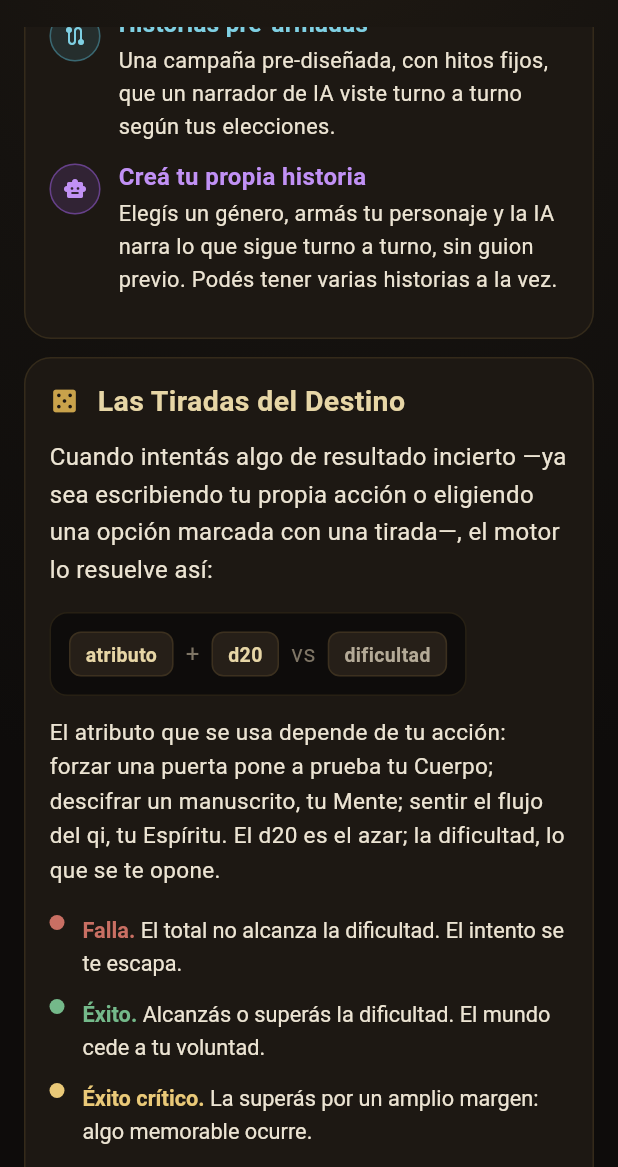
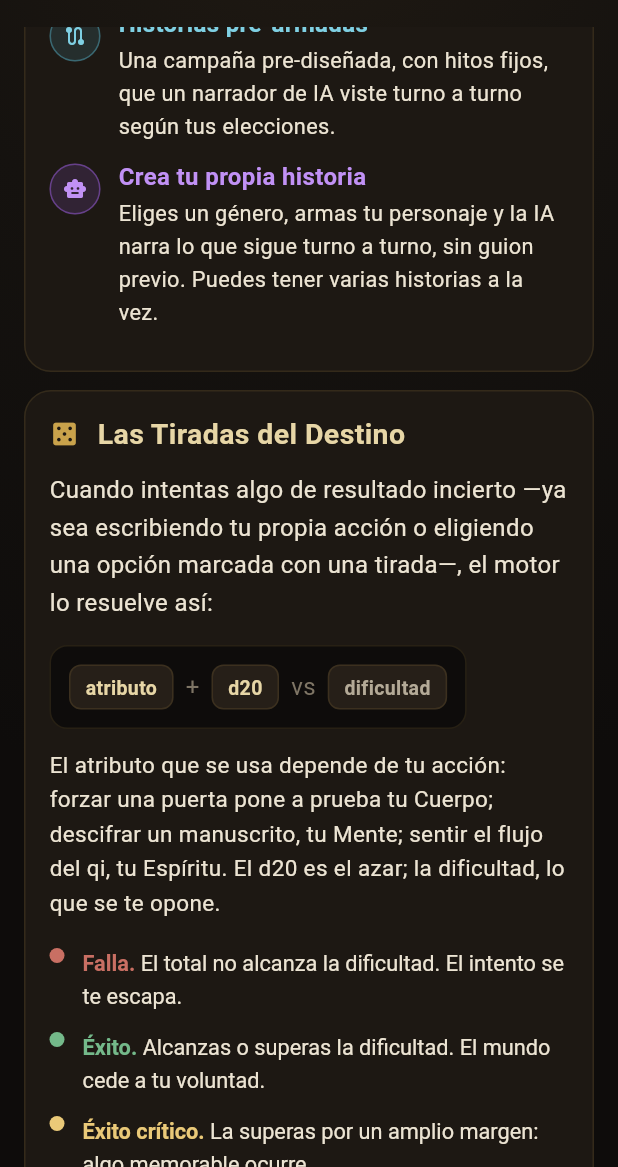
Before and after one commit to Tuquina/aetherbook-rpg, a Flutter app: the CodexScreen screen opened directly, scrolled down 576 dp, on a phone screen of 412 x 824 dp, the part 69-1236 px from its top. Run offline on Flutter 3.47's test engine with Material 3 defaults, Android fonts, the phone set to English and light mode, and no system bars; our stand-ins replace supabase_flutter; accounts and stored records are empty; network calls fail; Roboto replaces fonts that are missing (Georgia).

Commit message:
Elimina voseo residual del copy fijo de la UI
La conversión a tuteo de esta sesión había cubierto el prompt del
narrador y el contenido de las 7 historias/mundos, pero nunca los
strings literales de lib/app/*.dart — splash, menú de historias,
chargen, inventario, codex, cuenta y diálogos de confirmación seguían
en voseo rioplatense ("Elegí", "Creá", "vos elegís", "¿Confirmás?",
"tenés", etc.), visible desde la primera pantalla de la app.

Convierte cada string a tuteo per NARRATIVE_VOICE.md, incluidos los
comentarios de código que citan el nombre del módulo "creá tu propia
historia" (ahora "crea tu propia historia") y un fixture de prueba en
español (fake_narrator_adapter.dart). Actualiza los widget tests que
verificaban el texto exacto anterior para que no queden desincronizados
del string real.

```diff
--- a/lib/app/chargen_screen.dart
+++ b/lib/app/chargen_screen.dart
@@ -34,7 +34,7 @@ class ChargenScreen extends StatefulWidget {
   final bool forceNew;
 
   /// Passed through to `GameController.start` — true when this chargen was
-  /// reached by picking a genre on `CreateStoryScreen` ("creá tu propia
+  /// reached by picking a genre on `CreateStoryScreen` ("crea tu propia
   /// historia"): that flow always creates one more story rather than
   /// resuming or abandoning an existing one, since a player can have several
   /// active sessions for the same freeform world at once (CLAUDE.md Fase 2).
@@ -148,7 +148,7 @@ class _ChargenScreenState extends State<ChargenScreen> {
                     color: AetherColors.hairlineStrong,
                   ),
                   const SizedBox(height: AetherSpace.md),
-                  Text('CREÁ TU PERSONAJE', style: AetherType.overline),
+                  Text('CREA TU PERSONAJE', style: AetherType.overline),
                   const SizedBox(height: AetherSpace.xl),
                   if (world.hasCustomizableName) ...[
                     Text('Nombre', style: AetherType.overline),
@@ -161,7 +161,7 @@ class _ChargenScreenState extends State<ChargenScreen> {
                     Text(world.startingCharacter.name, style: AetherType.title),
                     const SizedBox(height: 4),
                     Text(
-                      'Esta historia sigue a un personaje ya definido — vos elegís cómo llegó hasta acá y qué hace de ahora en más.',
+                      'Esta historia sigue a un personaje ya definido — tú eliges cómo llegó hasta acá y qué hace de ahora en más.',
                       style: AetherType.caption,
                     ),
                     const SizedBox(height: AetherSpace.xl),
--- a/lib/app/codex_screen.dart
+++ b/lib/app/codex_screen.dart
@@ -87,7 +87,7 @@ class _CodexBody extends StatelessWidget {
           icon: Icons.casino_rounded,
           title: 'Las Tiradas del Destino',
           body:
-              'Cuando intentás algo de resultado incierto —ya sea escribiendo tu '
+              'Cuando intentas algo de resultado incierto —ya sea escribiendo tu '
               'propia acción o eligiendo una opción marcada con una tirada—, el '
               'motor lo resuelve así:',
           child: _FateExplainer(),
@@ -96,10 +96,10 @@ class _CodexBody extends StatelessWidget {
           icon: Icons.hub_rounded,
           title: 'Todo deja huella',
           body:
-              'El resultado de cada tirada cambia el estado del mundo: ganás '
+              'El resultado de cada tirada cambia el estado del mundo: ganas '
               'experiencia, tus recursos suben o bajan, se encienden marcas de '
               'trama (secretos revelados, vínculos, decisiones). Ese estado '
-              'moldea lo que viene: lo que hacés hoy abre o cierra caminos '
+              'moldea lo que viene: lo que haces hoy abre o cierra caminos '
               'mañana, y puede cambiar quién sobrevive o cómo termina la '
               'historia. Cuando una decisión no tiene vuelta atrás, el juego te '
               'lo advierte y te pide confirmar antes de resolverla — el mundo '
@@ -109,7 +109,7 @@ class _CodexBody extends StatelessWidget {
           icon: Icons.trending_up_rounded,
           title: 'Progresión',
           body:
-              'Tus acciones te dan experiencia y, al acumularla, ascendés de '
+              'Tus acciones te dan experiencia y, al acumularla, asciendes de '
               'reino. Cada reino no es solo un número más alto: desbloquea '
               'opciones, técnicas y caminos que antes te estaban vedados.',
         ),
@@ -126,7 +126,7 @@ class _CodexBody extends StatelessWidget {
           icon: Icons.inventory_2_rounded,
           title: 'Tu inventario',
           body:
-              'Lo que encontrás, te dan o conseguís durante la partida queda '
+              'Lo que encuentras, te dan o consigues durante la partida queda '
               'registrado con nombre y descripción propios — no son solo '
               'objetos sueltos. Se accede desde el ícono de mochila en la '
               'barra de estado, arriba de la pantalla de juego.',
@@ -135,10 +135,10 @@ class _CodexBody extends StatelessWidget {
           icon: Icons.balance_rounded,
           title: 'La economía de decisiones',
           body:
-              'Ninguna elección es gratis. Cada acción define quién sos: honrar '
+              'Ninguna elección es gratis. Cada acción define quién eres: honrar '
               'o traicionar, atesorar tu humanidad o perseguir el poder. El '
               'mundo responde a esa moneda invisible, y la historia se ramifica '
-              'según en qué gastás.',
+              'según en qué gastas.',
         ),
       ],
     );
@@ -288,9 +288,9 @@ class _FateExplainer extends StatelessWidget {
         _band(AetherColors.failure, 'Falla',
             'El total no alcanza la dificultad. El intento se te escapa.'),
         _band(AetherColors.success, 'Éxito',
-            'Alcanzás o superás la dificultad. El mundo cede a tu voluntad.'),
+            'Alcanzas o superas la dificultad. El mundo cede a tu voluntad.'),
         _band(AetherColors.critical, 'Éxito crítico',
-            'La superás por un amplio margen: algo memorable ocurre.'),
+            'La superas por un amplio margen: algo memorable ocurre.'),
         const SizedBox(height: AetherSpace.md),
         Row(
           children: [
--- a/lib/app/create_story_screen.dart
+++ b/lib/app/create_story_screen.dart
@@ -10,7 +10,7 @@ import 'widgets/atmosphere.dart';
 import 'world_select_screen.dart'
     show StoryModule, StoryModuleStyle, storyModuleStyle;
 
-/// The freeform "creá tu propia historia" module's own screen — replaces
+/// The freeform "crea tu propia historia" module's own screen — replaces
 /// [StoryModuleScreen] for `StoryModule.aiNarrator` specifically (the other
 /// two modules keep using it unchanged). Unlike a curated/hybrid module,
 /// where each world *is* one campaign with at most one active session, a
@@ -201,11 +201,11 @@ class _ModuleBanner extends StatelessWidget {
             child: Column(
               crossAxisAlignment: CrossAxisAlignment.start,
               children: [
-                Text('Creá tu propia historia', style: AetherType.title),
+                Text('Crea tu propia historia', style: AetherType.title),
                 const SizedBox(height: 4),
                 Text(
-                  'Elegís un género, armás tu personaje y la IA narra lo que '
-                  'sigue turno a turno, sin guion previo. Podés tener varias '
+                  'Eliges un género, armas tu personaje y la IA narra lo que '
+                  'sigue turno a turno, sin guion previo. Puedes tener varias '
                   'historias a la vez.',
                   style: AetherType.body,
                 ),
--- a/lib/app/design/tokens.dart
+++ b/lib/app/design/tokens.dart
@@ -82,7 +82,7 @@ abstract final class AetherColors {
   static const Color arcaneBright = Color(0xFF7FD0E3);
   static const Color arcaneGlow = Color(0x334FA3B8);
 
-  /// "Creá tu propia historia" — freeform worlds, no script at all. A vivid
+  /// "Crea tu propia historia" — freeform worlds, no script at all. A vivid
   /// violet: unscripted, alive, the wildest of the three.
   static const Color nova = Color(0xFF9B5DE0);
   static const Color novaBright = Color(0xFFC191F5);
--- a/lib/app/game_controller.dart
+++ b/lib/app/game_controller.dart
@@ -214,7 +214,7 @@ class GameController extends ChangeNotifier {
   }
 
   /// The player's own saved stories across [worldSlugs] — the "tus
-  /// historias" list on the freeform "creá tu propia historia" module
+  /// historias" list on the freeform "crea tu propia historia" module
   /// (CLAUDE.md Fase 2), where several sessions per world slug are expected.
   /// Empty (never an error) when there's no persistence configured — same
   /// in-memory-only degradation as everything else in this class.
@@ -244,7 +244,7 @@ class GameController extends ChangeNotifier {
   /// rather than pick up where they left off.
   ///
   /// [sessionId], when set, resumes that *exact* session regardless of
-  /// [worldSlug] — used by the "creá tu propia historia" module's "tus
+  /// [worldSlug] — used by the "crea tu propia historia" module's "tus
   /// historias" list, where a player can have several sessions for the same
   /// freeform world at once (unlike every other module, which only ever
   /// expects one). If that session can't be found, this sets [error] and
@@ -480,7 +480,7 @@ class GameController extends ChangeNotifier {
 
     if (classification.canonCompatibility == CanonCompatibility.invalid) {
       _error = 'Esa acción intenta otorgarte algo directamente (un objeto, '
-          'un rango, un vínculo) en vez de intentarlo — describí lo que tu '
+          'un rango, un vínculo) en vez de intentarlo — describe lo que tu '
           'personaje hace, no lo que consigue.';
       notifyListeners();
       return;
--- a/lib/app/game_screen.dart
+++ b/lib/app/game_screen.dart
@@ -471,7 +471,7 @@ class _KeepReadingHintState extends State<_KeepReadingHint> {
             mainAxisAlignment: MainAxisAlignment.center,
             children: [
               Text(
-                ready ? 'Ver opciones' : 'Seguí leyendo',
+                ready ? 'Ver opciones' : 'Sigue leyendo',
                 style: AetherType.caption.copyWith(
                   color: accent,
                   fontWeight: ready ? FontWeight.w700 : FontWeight.normal,
@@ -521,7 +521,7 @@ class _ChoicesBar extends StatelessWidget {
       builder: (dialogContext) => AlertDialog(
         backgroundColor: AetherColors.surface,
         content: Text(
-          choice.confirmationText ?? '¿Confirmás esta decisión? No se puede deshacer.',
+          choice.confirmationText ?? '¿Confirmas esta decisión? No se puede deshacer.',
           style: AetherType.body,
         ),
         actions: [
@@ -553,7 +553,7 @@ class _ChoicesBar extends StatelessWidget {
         backgroundColor: AetherColors.surface,
         title: Text(ending.visibleChoice, style: AetherType.title),
         content: const Text(
-          'Esta es una decisión final — no hay vuelta atrás. ¿Confirmás?',
+          'Esta es una decisión final — no hay vuelta atrás. ¿Confirmas?',
           style: AetherType.body,
         ),
         actions: [
--- a/lib/app/inventory_screen.dart
+++ b/lib/app/inventory_screen.dart
@@ -79,7 +79,7 @@ class _EmptyState extends StatelessWidget {
                 size: 40, color: AetherColors.parchmentFaint),
             const SizedBox(height: AetherSpace.md),
             Text(
-              'Todavía no tenés nada.',
+              'Todavía no tienes nada.',
               style: AetherType.body.copyWith(color: AetherColors.parchmentDim),
               textAlign: TextAlign.center,
             ),
--- a/lib/app/splash_screen.dart
+++ b/lib/app/splash_screen.dart
@@ -99,7 +99,7 @@ class _SplashScreenState extends State<SplashScreen>
                       const _OrnamentDivider(),
                       const SizedBox(height: AetherSpace.lg),
                       Text(
-                        'Un multiverso que se escribe con vos',
+                        'Un multiverso que se escribe contigo',
                         textAlign: TextAlign.center,
                         style: AetherType.body.copyWith(
                             color: AetherColors.parchmentDim,
--- a/lib/app/widgets/choice_button.dart
+++ b/lib/app/widgets/choice_button.dart
@@ -96,7 +96,7 @@ class FreeActionField extends StatelessWidget {
         isDense: true,
         contentPadding: const EdgeInsets.symmetric(
             horizontal: AetherSpace.lg, vertical: AetherSpace.md),
-        hintText: 'O escribí tu propia acción…',
+        hintText: 'O escribe tu propia acción…',
         hintStyle: AetherType.caption
             .copyWith(color: AetherColors.parchmentFaint, fontSize: 15),
         filled: true,
--- a/lib/app/world_select_screen.dart
+++ b/lib/app/world_select_screen.dart
@@ -16,7 +16,7 @@ import 'widgets/atmosphere.dart';
 /// adding its slug here once its content JSON exists in `assets/worlds/` —
 /// everything shown about it (name, tone, whether it's curated) is always
 /// read live from the world itself via [GameController.loadWorldInfo],
-/// never duplicated in this list. The 5 freeform genres (Fase 2 — "creá tu
+/// never duplicated in this list. The 5 freeform genres (Fase 2 — "crea tu
 /// propia historia") land in `StoryModule.aiNarrator` automatically, purely
 /// from content (no `graph` key in their JSON), same as every other module.
 const _availableWorldSlugs = [
@@ -41,7 +41,7 @@ extension StoryModuleInfo on StoryModule {
   String get title => switch (this) {
         StoryModule.complete => 'Historias completas',
         StoryModule.preArmada => 'Historias pre-armadas',
-        StoryModule.aiNarrator => 'Creá tu propia historia',
+        StoryModule.aiNarrator => 'Crea tu propia historia',
       };
 
   String get description => switch (this) {
@@ -50,7 +50,7 @@ extension StoryModuleInfo on StoryModule {
         StoryModule.preArmada =>
           'Una campaña pre-diseñada, con hitos fijos, que un narrador de IA viste turno a turno según tus elecciones.',
         StoryModule.aiNarrator =>
-          'Elegís un género, armás tu personaje y la IA narra lo que sigue turno a turno, sin guion previo. Podés tener varias historias a la vez.',
+          'Eliges un género, armas tu personaje y la IA narra lo que sigue turno a turno, sin guion previo. Puedes tener varias historias a la vez.',
       };
 
   /// The one-line teaser shown on the picker card — a shorter cousin of
@@ -58,7 +58,7 @@ extension StoryModuleInfo on StoryModule {
   String get teaser => switch (this) {
         StoryModule.complete => 'Escrita a mano, de punta a punta.',
         StoryModule.preArmada => 'Rieles fijos, vestidos por IA en vivo.',
-        StoryModule.aiNarrator => 'Elegís el género, la IA narra en vivo.',
+        StoryModule.aiNarrator => 'Eliges el género, la IA narra en vivo.',
       };
 
   /// All three modules are real, playable content.
@@ -212,7 +212,7 @@ class _WorldSelectScreenState extends State<WorldSelectScreen> {
         backgroundColor: AetherColors.surface,
         title: Text(summary.characterName, style: AetherType.title),
         content: Text(
-          'Vas a abandonar esta historia. No se puede deshacer. ¿Confirmás?',
+          'Vas a abandonar esta historia. No se puede deshacer. ¿Confirmas?',
           style: AetherType.body,
         ),
         actions: [
@@ -242,7 +242,7 @@ class _WorldSelectScreenState extends State<WorldSelectScreen> {
         backgroundColor: AetherColors.surface,
         title: Text(world.name, style: AetherType.title),
         content: Text(
-          'Vas a reiniciar esta historia desde el principio. El progreso actual se pierde. ¿Confirmás?',
+          'Vas a reiniciar esta historia desde el principio. El progreso actual se pierde. ¿Confirmas?',
           style: AetherType.body,
         ),
         actions: [
@@ -322,7 +322,7 @@ class _WorldSelectScreenState extends State<WorldSelectScreen> {
                 child: Column(
                   crossAxisAlignment: CrossAxisAlignment.start,
                   children: [
-                    Text('Elegí tu historia', style: AetherType.display),
+                    Text('Elige tu historia', style: AetherType.display),
                     const SizedBox(height: AetherSpace.xs),
                     Text('Cada mundo se escribe distinto.',
                         style: AetherType.body
--- a/lib/core/state/game_session.dart
+++ b/lib/core/state/game_session.dart
@@ -90,7 +90,7 @@ class GameSession {
 
 /// A lightweight listing entry for one of the player's own sessions — no
 /// turn history, just enough to render a "your stories" list item and decide
-/// whether to resume it (CLAUDE.md Fase 2: the freeform "creá tu propia
+/// whether to resume it (CLAUDE.md Fase 2: the freeform "crea tu propia
 /// historia" module allows several sessions per world/genre at once, unlike
 /// every other module where at most one active session per world makes
 /// sense — so listing needs its own lightweight shape instead of loading a
--- a/lib/core/world/world.dart
+++ b/lib/core/world/world.dart
@@ -166,7 +166,7 @@ class World {
   /// A short closing paragraph appended to the opening scene only when the
   /// player actually filled in a personal item at chargen (CLAUDE.md Fase 2:
   /// asking for one and then never using it makes the field pointless).
-  /// Written generically enough ("seguís llevando encima {{personalItem}}")
+  /// Written generically enough ("sigues llevando encima {{personalItem}}")
   /// to read naturally regardless of which origin the character picked, so
   /// one per world is enough — `null`/empty for a world that hasn't
   /// authored one yet.
--- a/lib/ports/game_state_repository_port.dart
+++ b/lib/ports/game_state_repository_port.dart
@@ -17,7 +17,7 @@ abstract class GameStateRepositoryPort {
   /// included, or `null` if it doesn't exist (or isn't this user's — RLS
   /// handles that transparently, same as every other method here). Unlike
   /// [loadLatestSession] (always "the newest for this world slug"), this
-  /// resumes an exact entry — used by the "creá tu propia historia" module's
+  /// resumes an exact entry — used by the "crea tu propia historia" module's
   /// "tus historias" list, where a player can have several active sessions
   /// for the same world slug at once (CLAUDE.md Fase 2).
   Future<GameSession?> loadSession(String sessionId);
```
Also changed, not shown: lib/adapters/narrator/fake_narrator_adapter.dart (+5 -5 lines), lib/app/account_screen.dart (+7 -7 lines), 5 other files.
